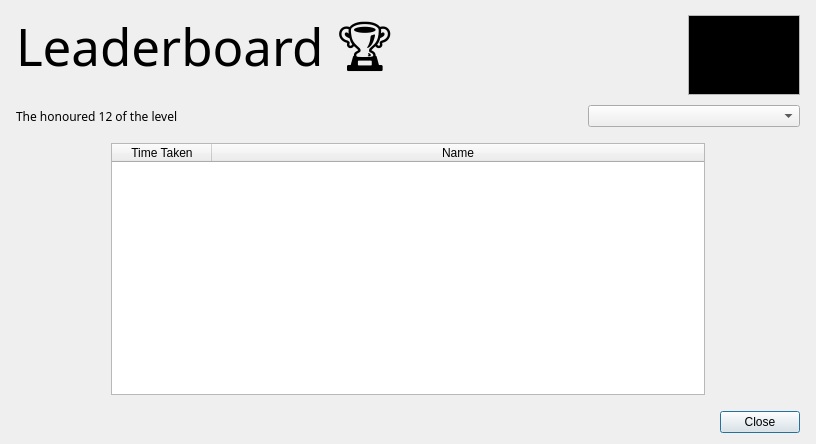
First picture: the form in wikiLYNX/ui/viewstats.ui, repository flamboyantpenguin/wikilynx, before the edit.
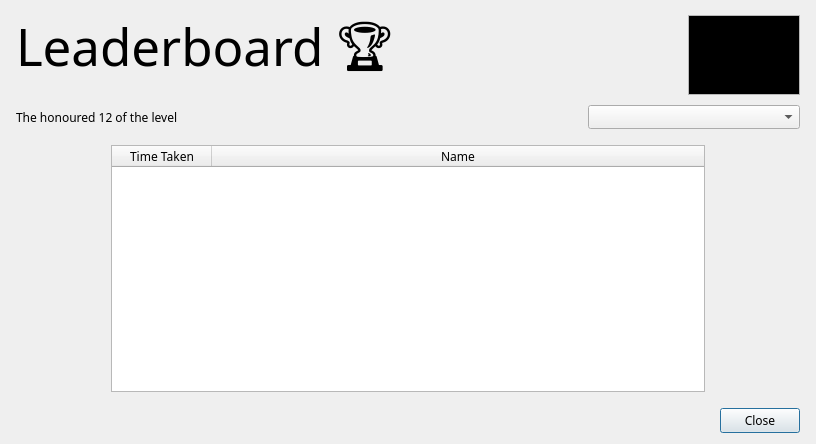
Second picture: the form after the edit. Icons and pictures are not drawn.

Patch:
```diff
--- a/wikiLYNX/ui/viewstats.ui
+++ b/wikiLYNX/ui/viewstats.ui
@@ -25,6 +25,11 @@
     <height>1000000</height>
    </size>
   </property>
+  <property name="font">
+   <font>
+    <family>Comfortaa</family>
+   </font>
+  </property>
   <property name="windowTitle">
    <string>Leaderboard</string>
   </property>
```
Left out of the diff: 2 changed lines with no effect on the pictures.
